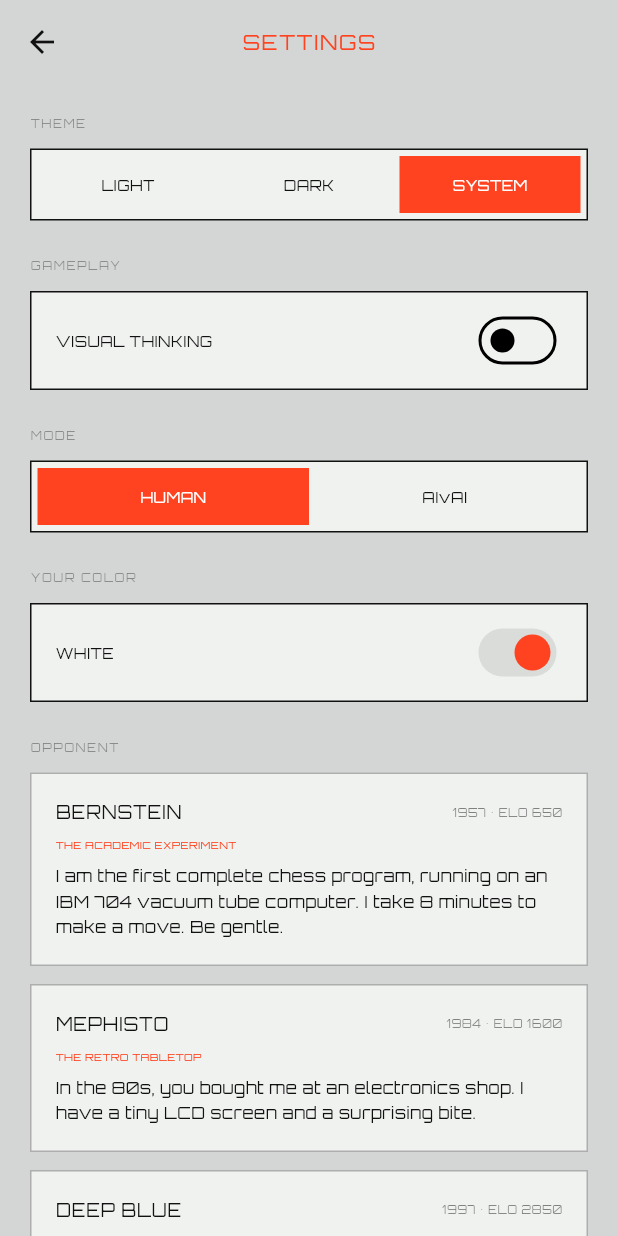
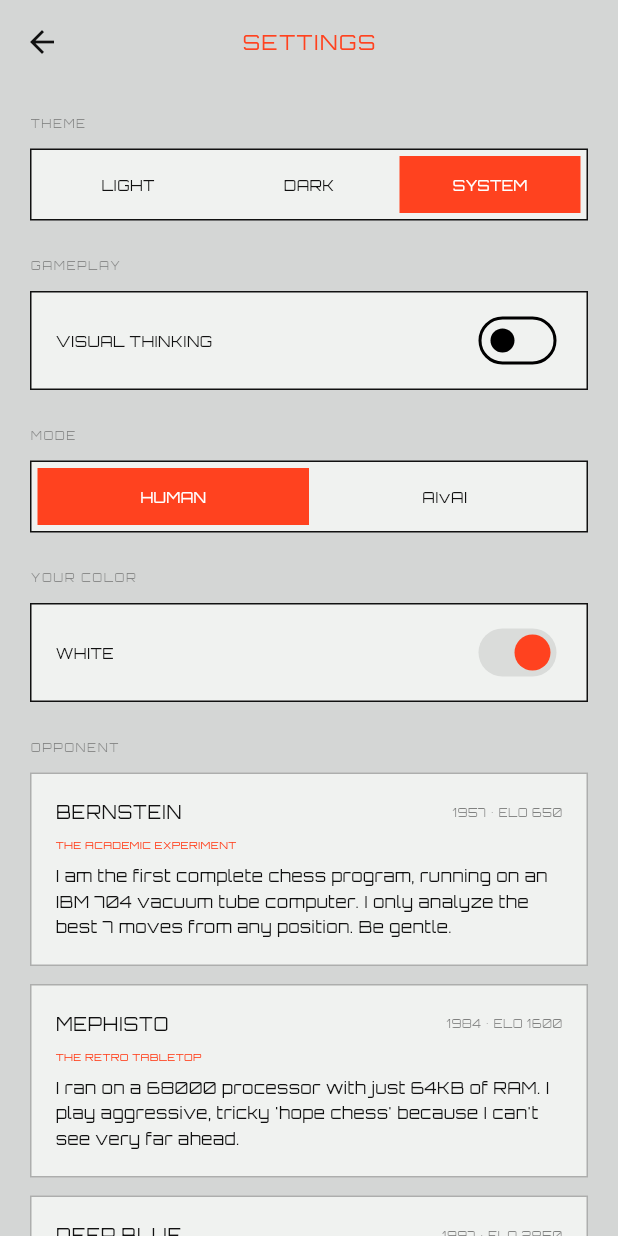
Before and after one commit to unkle777/grandmaster-chess, a Flutter app: the SettingsScreen screen opened directly, on a phone screen of 412 x 824 dp. Run offline on Flutter 3.47's test engine with Material 3 defaults, Android fonts, the phone set to English and light mode, and no system bars; our stand-ins replace flutter_riverpod, flutter_svg, google_fonts; missing offline and left inert: chess, dart:ffi, flutter_chess_board; statements that could not run were skipped.

Commit message:
feat: Add aggressive Stockfish and signature openings

```diff
--- a/lib/engine/stockfish_engine_native.dart
+++ b/lib/engine/stockfish_engine_native.dart
@@ -115,6 +115,10 @@
     await sendCommand('setoption name Skill Level value $level');
   }
 
+  Future<void> setOption(String name, String value) async {
+    await sendCommand('setoption name $name value $value');
+  }
+
   Future<void> startNewGame() async {
     await sendCommand('ucinewgame');
     await sendCommand('isready');
--- a/lib/models/chess_persona.dart
+++ b/lib/models/chess_persona.dart
@@ -23,7 +23,12 @@
     required this.skillLevel,
     required this.elo,
     this.depthLimit,
+    this.openingMoves = const [],
+    this.uciOptions = const {},
   });
+
+  final List<String> openingMoves;
+  final Map<String, String> uciOptions;
 
   SoundEra get era {
     final yearInt = int.tryParse(year) ?? 2023;
@@ -37,39 +42,43 @@
       name: 'Bernstein',
       year: '1957',
       vibe: 'The Academic Experiment',
-      bio: "I am the first complete chess program, running on an IBM 704 vacuum tube computer. I take 8 minutes to make a move. Be gentle.",
+      bio: "I am the first complete chess program, running on an IBM 704 vacuum tube computer. I only analyze the best 7 moves from any position. Be gentle.",
       style: 'Very passive. Makes logical but weak moves.',
       skillLevel: 0,
       depthLimit: 2,
       elo: 650,
+      openingMoves: ['e2e4', 'd2d4'],
     ),
     ChessPersona(
       name: 'Mephisto',
       year: '1984',
       vibe: 'The Retro Tabletop',
-      bio: "In the 80s, you bought me at an electronics shop. I have a tiny LCD screen and a surprising bite.",
+      bio: "I ran on a 68000 processor with just 64KB of RAM. I play aggressive, tricky 'hope chess' because I can't see very far ahead.",
       style: 'Solid, tactical, and annoying to beat for casual players.',
       skillLevel: 7,
       depthLimit: 8,
       elo: 1600,
+      openingMoves: ['e2e4'],
     ),
     ChessPersona(
       name: 'Deep Blue',
       year: '1997',
       vibe: 'The Legend',
-      bio: "In 1997, I defeated Gary Kasparov. I am the monolith of brute force. I play concrete, precise chess.",
+      bio: "I calculated 200 million positions per second to defeat Gary Kasparov. I don't 'think', I calculate. I am pure brute force.",
       style: 'Classical, materialistic, and extremely precise.',
       skillLevel: 16,
       elo: 2850,
+      openingMoves: ['e2e4'],
     ),
     ChessPersona(
       name: 'AlphaZero',
       year: '2017',
       vibe: 'The Alien',
-      bio: "I learned chess by playing myself for 4 hours. I sacrifice pieces for reasons you won't understand until it's too late.",
+      bio: "I taught myself chess in 4 hours. I ignored human openings. I love pushing my 'h' pawn early to squeeze you to death.",
       style: 'Intuitive, artistic, and terrifying. Prefers mobility over material.',
       skillLevel: 20,
       elo: 3600,
+      openingMoves: ['c2c4', 'g1f3'],
     ),
     ChessPersona(
       name: 'Stockfish 16',
@@ -79,6 +88,10 @@
       style: 'Flawless. The perfect chess player.',
       skillLevel: 20,
       elo: 3800,
+      openingMoves: ['e2e4'], // Aggressive e4
+      uciOptions: {
+        'Contempt': '100', // Max aggression (Despise draws)
+      },
     ),
   ];
 }
```
Also changed, not shown: lib/providers/game_provider.dart (+36 -3 lines).
